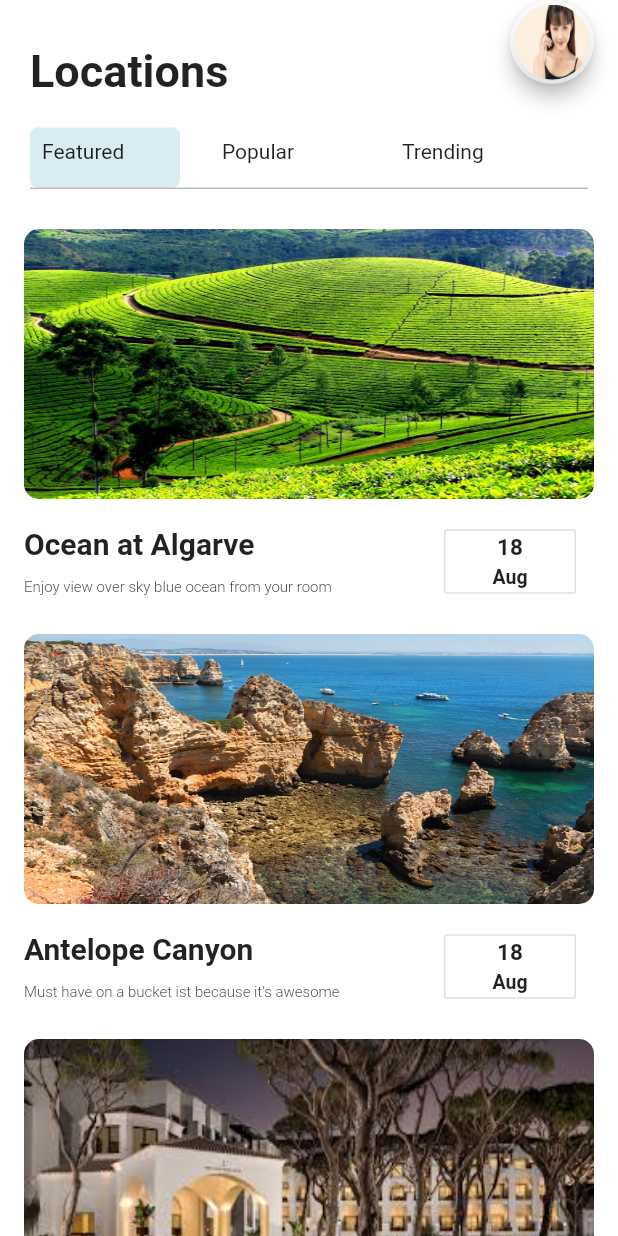
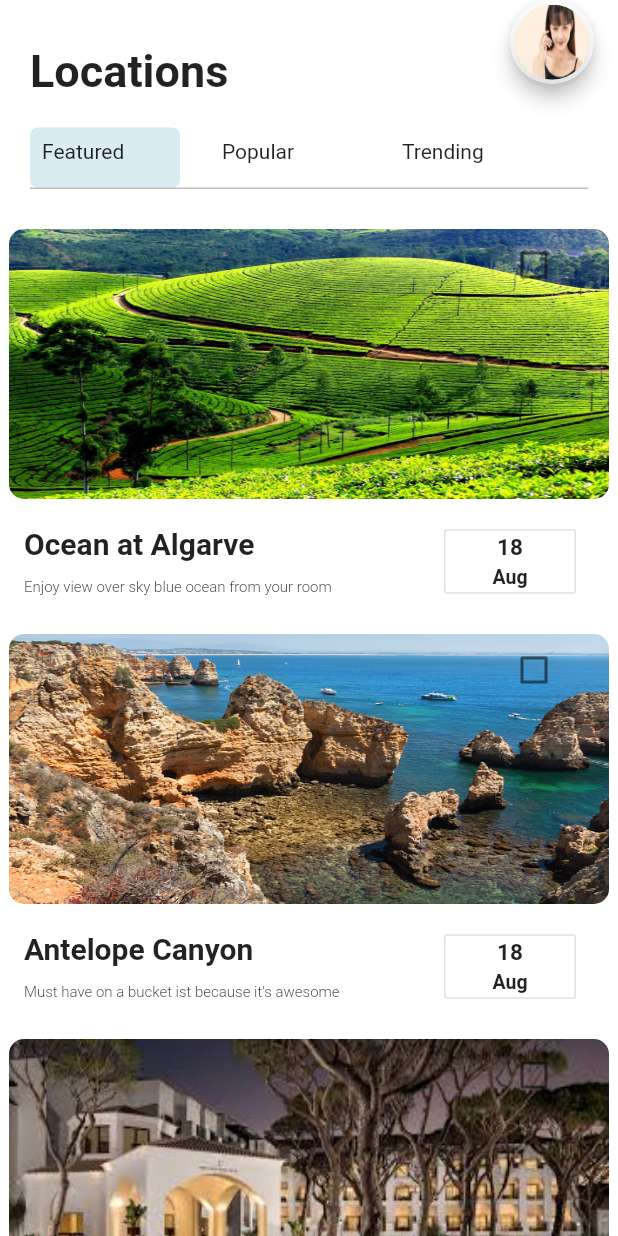
Before and after one commit to cyberpunk-prog/travelingApp, a Flutter app: the screen it shows after launch, on a phone screen of 412 x 824 dp. Run offline on Flutter 3.47's test engine with Material 2 defaults, Android fonts, the phone set to English and light mode, and no system bars.

```diff
--- a/lib/pages/homepage.dart
+++ b/lib/pages/homepage.dart
@@ -87,11 +87,12 @@ class _HomeScreenState extends State<HomeScreen> {
                     child: Column(
                       mainAxisAlignment: MainAxisAlignment.spaceEvenly,
                       children: [
-                        Stack(children: <Widget>[
+                        Stack(
+                          children: <Widget>[
                             Center(
                               child: Container(
                                 height: 180.0,
-                              width: 380.0,
+                                width: 400.0,
                                 decoration: BoxDecoration(
                                   image: DecorationImage(
                                     image: AssetImage(
@@ -102,10 +103,13 @@ class _HomeScreenState extends State<HomeScreen> {
                                 ),
                               ),
                             ),
-                          Padding(
-                            padding: const EdgeInsets.only(left: 700),
+                            Container(
+                              width: 380,
+                              child: Align(
+                                alignment: Alignment.topRight,
                                 child: Checkbox(
-                                //activeColor: Colors.red,
+                                    splashRadius: 10.0,
+                                    activeColor: Colors.red,
                                     hoverColor: Colors.white,
                                     value: checkbox,
                                     onChanged: (value) {
@@ -114,7 +118,9 @@ class _HomeScreenState extends State<HomeScreen> {
                                       });
                                     }),
                               ),
-                        ]),
+                            ),
+                          ],
+                        ),
                         //Each card image file
                         //Description of the card location
                         Container(
```
Also changed, not shown: Screenshot.png (added). Lines whose indentation alone changed are shown as unchanged.
